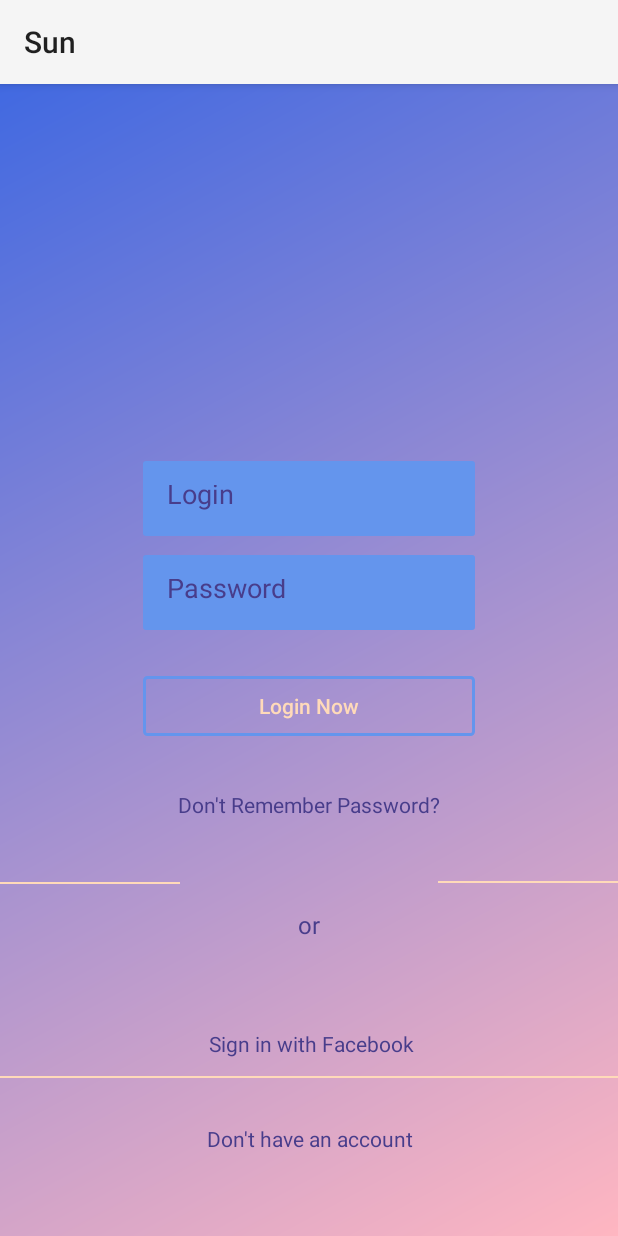
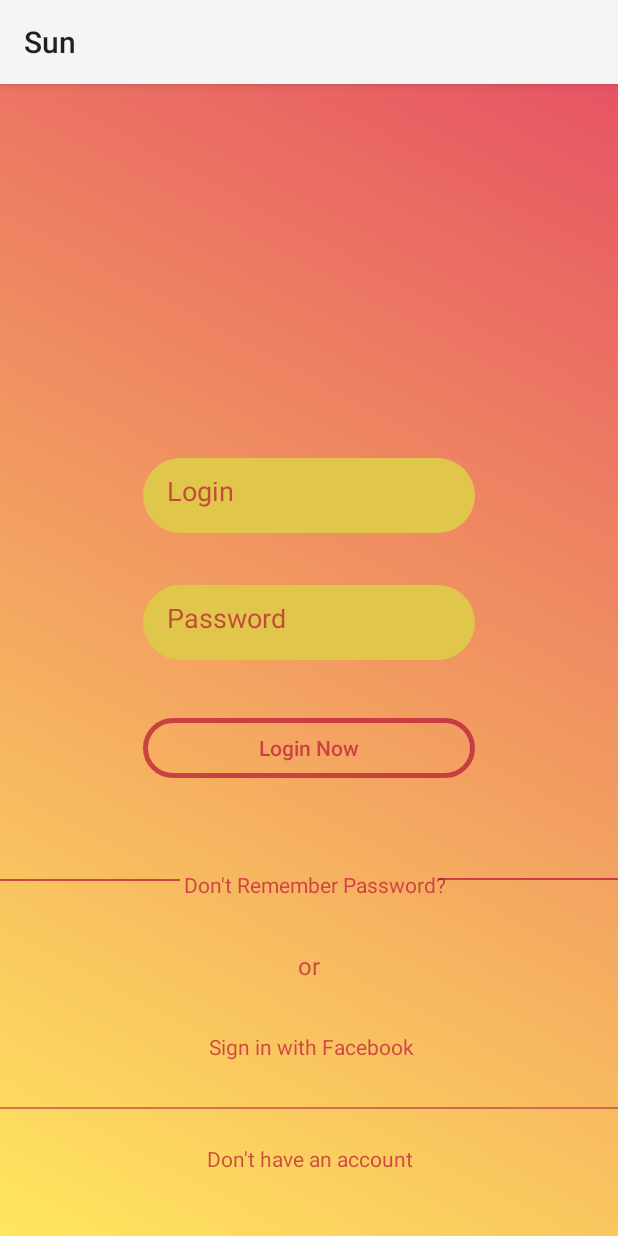
Before and after one commit to Gruzdeva/Android_studio, an Android app: the screen it shows after launch (ActivityAuthorization), on a phone screen of 412 x 824 dp. Run offline under Robolectric (Android 15) with nearby library versions, the phone set to English and light mode, and no system bars.

Commit message:
design first activity

```diff
--- a/Kursach/app/src/main/res/drawable/bg_login.xml
+++ b/Kursach/app/src/main/res/drawable/bg_login.xml
@@ -3,5 +3,5 @@
     <gradient
         android:startColor="@color/dark_blue"
         android:endColor="@color/purple"
-        android:angle="135"></gradient>
+        android:angle="225"></gradient>
 </shape>
--- a/Kursach/app/src/main/res/drawable/btn_bg.xml
+++ b/Kursach/app/src/main/res/drawable/btn_bg.xml
@@ -9,8 +9,8 @@
 
     <item>
         <shape>
-            <stroke android:color="@color/login_from_details_light" android:width="2dp"/>
-            <corners android:radius="2dp"/>
+            <stroke android:color="@color/login_form_details_medium" android:width="3dp"/>
+            <corners android:radius="100dp"/>
         </shape>
     </item>
 </selector>
--- a/Kursach/app/src/main/res/drawable/et_bg.xml
+++ b/Kursach/app/src/main/res/drawable/et_bg.xml
@@ -1,5 +1,5 @@
 <?xml version="1.0" encoding="utf-8"?>
 <shape xmlns:android="http://schemas.android.com/apk/res/android">
     <solid android:color="@color/login_from_details_light"/>
-        <corners android:radius="2dp"/>
+        <corners android:radius="100dp"/>
 </shape>
--- a/Kursach/app/src/main/res/layout/activity_main.xml
+++ b/Kursach/app/src/main/res/layout/activity_main.xml
@@ -13,20 +13,20 @@
         android:layout_height="50dp"
         android:background="@drawable/et_bg"
         android:hint="Login"
-        android:inputType="textPassword"
+        android:inputType="textEmailAddress"
         android:padding="16dp"
         android:textColorHint="@color/login_from_details"
         app:layout_constraintBottom_toTopOf="@+id/password_auth"
         app:layout_constraintEnd_toEndOf="parent"
         app:layout_constraintStart_toStartOf="parent"
         app:layout_constraintTop_toTopOf="parent"
-        app:layout_constraintVertical_bias="0.952" />
+        app:layout_constraintVertical_bias="0.879" />
 
     <EditText
         android:id="@+id/password_auth"
         android:layout_width="221dp"
         android:layout_height="50dp"
-        android:layout_marginBottom="404dp"
+        android:layout_marginBottom="384dp"
         android:background="@drawable/et_bg"
         android:hint="Password"
         android:inputType="textPassword"
@@ -41,8 +41,8 @@
         android:layout_width="221dp"
         android:layout_height="40dp"
         android:background="@drawable/btn_bg"
+        android:onClick="login_now"
         android:text="Login Now"
-        android:onClick="login_now"
         android:textAllCaps="false"
         android:textColor="@color/login_form_details_medium"
         android:textColorHint="@color/login_from_details"
@@ -50,27 +50,28 @@
         app:layout_constraintEnd_toEndOf="parent"
         app:layout_constraintStart_toStartOf="parent"
         app:layout_constraintTop_toBottomOf="@+id/password_auth"
-        app:layout_constraintVertical_bias="0.084" />
+        app:layout_constraintVertical_bias="0.113" />
 
     <TextView
         android:id="@+id/forgot_password"
-        android:onClick="forgot_password"
         android:layout_width="wrap_content"
         android:layout_height="wrap_content"
         android:layout_marginTop="36dp"
+        android:onClick="forgot_password"
         android:text="Don't Remember Password?"
         android:textColor="@color/login_from_details"
         app:layout_constraintBottom_toBottomOf="parent"
         app:layout_constraintEnd_toEndOf="parent"
+        app:layout_constraintHorizontal_bias="0.517"
         app:layout_constraintStart_toStartOf="parent"
         app:layout_constraintTop_toBottomOf="@+id/btn_login"
-        app:layout_constraintVertical_bias="0.0" />
+        app:layout_constraintVertical_bias="0.1" />
 
     <View
         android:id="@+id/footer_line"
         android:layout_width="0dp"
         android:layout_height="1dp"
-        android:background="#FFDAB9"
+        android:background="#88AE1F4A"
         app:layout_constraintBottom_toBottomOf="parent"
         app:layout_constraintEnd_toEndOf="parent"
         app:layout_constraintHorizontal_bias="0.0"
@@ -93,19 +94,21 @@
         app:layout_constraintVertical_bias="0.36" />
 
 <!-- need to delete -->
+
+    <!-- delete? -->
     <TextView
         android:id="@+id/facebook"
         android:layout_width="wrap_content"
         android:layout_height="wrap_content"
+        android:onClick="proverka"
         android:text="Sign in with Facebook"
-        android:onClick="proverka"
         android:textColor="@color/login_from_details"
         app:layout_constraintBottom_toTopOf="@+id/footer_line"
         app:layout_constraintEnd_toEndOf="parent"
         app:layout_constraintHorizontal_bias="0.507"
         app:layout_constraintStart_toStartOf="parent"
         app:layout_constraintTop_toBottomOf="@+id/forgot_password"
-        app:layout_constraintVertical_bias="0.921" />
+        app:layout_constraintVertical_bias="0.745" />
 
     <View
         android:id="@+id/Line1"
@@ -117,9 +120,8 @@
         app:layout_constraintHorizontal_bias="1.0"
         app:layout_constraintStart_toStartOf="parent"
         app:layout_constraintTop_toTopOf="parent"
-        app:layout_constraintVertical_bias="0.693" />
+        app:layout_constraintVertical_bias="0.69" />
 
-<!-- delete? -->
     <TextView
         android:id="@+id/or"
         android:layout_width="wrap_content"
@@ -143,7 +145,7 @@
         app:layout_constraintHorizontal_bias="0.0"
         app:layout_constraintStart_toStartOf="parent"
         app:layout_constraintTop_toTopOf="parent"
-        app:layout_constraintVertical_bias="0.694" />
+        app:layout_constraintVertical_bias="0.691" />
 
 
 </androidx.constraintlayout.widget.ConstraintLayout>
--- a/Kursach/app/src/main/res/values/colors.xml
+++ b/Kursach/app/src/main/res/values/colors.xml
@@ -4,11 +4,11 @@
     <color name="colorPrimary">#FFDAB9</color>
     <color name="colorPrimaryDark">#FFDAB9</color>
     <color name="colorAccent">#BC8F8F</color>
-    <color name="dark_blue">#FFB6C1</color>
-    <color name="purple">#4169E1</color>
+    <color name="dark_blue">#E65464</color>
+    <color name="purple">#ffe75e</color>
 
-    <color name="login_from_details">#483D8B</color>
-    <color name="login_from_details_light">#6495ED</color>
-    <color name="login_form_details_medium">#FFDAB9</color>
+    <color name="login_from_details">#ACB60F33</color>
+    <color name="login_from_details_light">#E1C64C</color>
+    <color name="login_form_details_medium">#ACB60F33</color>
 
 </resources>
```
